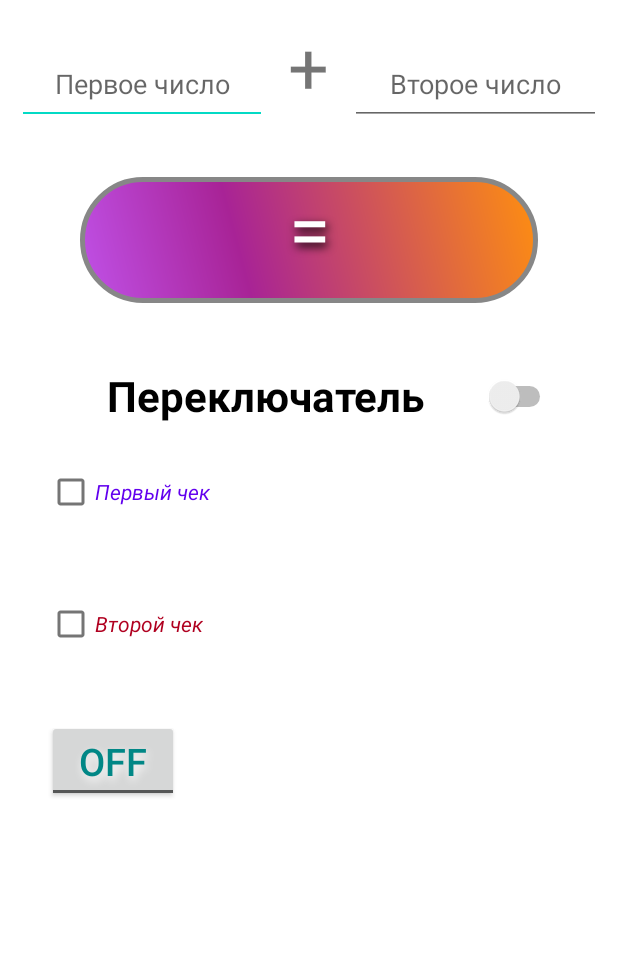
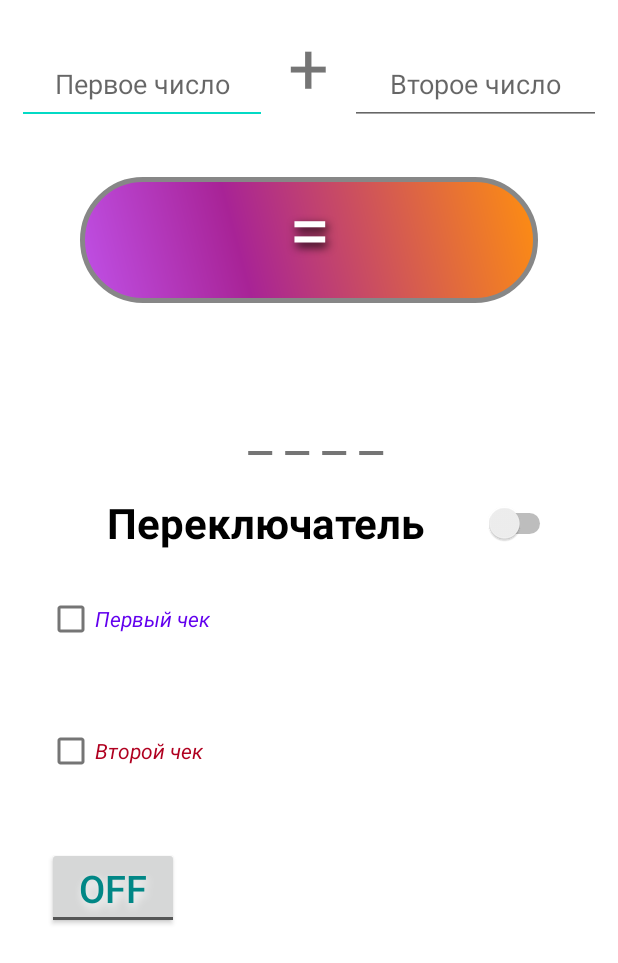
Before and after one commit to DT5GEN/Andr_Lesson_1_HW1, an Android app: the layout activity_task1.xml on its own in the app's theme, with its tools: preview values and no code run, on a phone screen of 412 x 824 dp. Shown: the top 963 px of the screen. Run offline under Robolectric (Android 15) with nearby library versions, the phone set to English and light mode, and no system bars.

Commit message:
almost completed v1.3.4

```diff
--- a/app/build.gradle
+++ b/app/build.gradle
@@ -25,6 +25,9 @@ android {
         sourceCompatibility JavaVersion.VERSION_1_8
         targetCompatibility JavaVersion.VERSION_1_8
     }
+    buildFeatures {
+        viewBinding true
+    }
 }
 
 dependencies {
@@ -32,6 +35,8 @@ dependencies {
     implementation 'androidx.appcompat:appcompat:1.4.0'
     implementation 'com.google.android.material:material:1.4.0'
     implementation 'androidx.constraintlayout:constraintlayout:2.1.2'
+    implementation 'androidx.navigation:navigation-fragment:2.3.5'
+    implementation 'androidx.navigation:navigation-ui:2.3.5'
     testImplementation 'junit:junit:'
     androidTestImplementation 'androidx.test.ext:junit:1.1.3'
     androidTestImplementation 'androidx.test.espresso:espresso-core:3.4.0'
--- a/app/src/main/res/layout/activity_main.xml
+++ b/app/src/main/res/layout/activity_task1.xml
@@ -13,15 +13,15 @@
         android:orientation="horizontal">
 
         <EditText
-            android:id="@+id/first_int"
+            android:id="@+id/task1_first_sum_number"
             android:layout_width="0dp"
             android:layout_height="wrap_content"
             android:layout_weight="3"
-            android:hint="Первое число"
+            android:hint="@string/task1_hint_sum_number1"
             android:inputType="number"
             android:padding="15dp"
             android:textAlignment="center"
-            android:textSize="18dp" />
+            android:textSize="18sp" />
 
 
         <TextView
@@ -30,28 +30,28 @@
             android:layout_weight="1"
             android:text="+"
             android:textAlignment="center"
-            android:textSize="48dp"
+            android:textSize="48sp"
             tools:ignore="Suspicious0dp">
 
         </TextView>
 
         <EditText
-            android:id="@+id/second_int"
+            android:id="@+id/task1_second_sum_number"
             android:layout_width="0dp"
             android:layout_height="wrap_content"
             android:layout_weight="3"
-            android:hint="Второе число"
+            android:hint="@string/task1_hint_sum_number2"
             android:inputType="number"
             android:padding="15dp"
             android:textAlignment="center"
-            android:textSize="18dp" />
+            android:textSize="18sp" />
 
 
     </LinearLayout>
 
 
     <TextView
-        android:id="@+id/angry_btn"
+        android:id="@+id/summator_angry_btn"
 
         android:layout_width="match_parent"
         android:layout_height="84dp"
@@ -66,13 +66,22 @@
         android:textAlignment="center"
         android:textColor="#FFFFFF"
 
-        android:textSize="50dp">
+        android:textSize="50sp">
 
     </TextView>
 
+    <TextView
+        android:id="@+id/task1_summation_result"
+        android:layout_width="match_parent"
+        android:layout_height="wrap_content"
+        android:padding="18dp"
+        android:textAlignment="center"
+        android:textSize="36sp"
+        tools:text=" _ _ _ _" />
 
 
     <Switch
+        android:id="@+id/task1_switcher"
         android:layout_width="match_parent"
         android:layout_height="40dp"
         android:layout_marginHorizontal="20dp"
@@ -85,7 +94,9 @@
         tools:ignore="UseSwitchCompatOrMaterialXml">
 
     </Switch>
+
     <CheckBox
+        android:id="@+id/task1_checkbox1"
         android:layout_width="wrap_content"
         android:layout_height="wrap_content"
         android:layout_margin="20dp"
@@ -94,7 +105,9 @@
         android:textStyle="italic">
 
     </CheckBox>
+
     <CheckBox
+        android:id="@+id/task1_checkbox2"
         android:layout_width="wrap_content"
         android:layout_height="wrap_content"
         android:layout_margin="20dp"
@@ -103,23 +116,23 @@
         android:textStyle="italic">
 
 
-
     </CheckBox>
 
+
     <ToggleButton
+        android:id="@+id/task1_toggle_button"
         android:layout_width="wrap_content"
+        android:layout_height="wrap_content"
+        android:layout_margin="20dp"
         android:shadowColor="@color/white"
-        android:layout_margin="20dp"
-        android:textColor="@color/teal_700"
         android:shadowDx="2"
         android:shadowDy="4"
         android:shadowRadius="7"
-        android:textSize="25dp"
-        android:layout_height="wrap_content">
+        android:textColor="@color/teal_700"
+        android:textSize="25dp">
 
 
     </ToggleButton>
 
 
-
 </LinearLayout>
--- a/app/src/main/res/layout/calendar_layout.xml
+++ b/app/src/main/res/layout/calendar_layout.xml
@@ -18,6 +18,9 @@
             android:layout_marginEnd="30dp"
             android:layout_marginBottom="30dp" />
 
+
+        />
+
     </RelativeLayout>
 
 
--- a/app/src/main/res/layout/one_more_layout.xml
+++ b/app/src/main/res/layout/one_more_layout.xml
@@ -100,7 +100,7 @@
             android:inputType="number" />
 
         <TextView
-            android:id="@+id/phone_number"
+            android:id="@+id/ph_number"
             style="@style/style_field_names"
             android:layout_alignBaseline="@id/edit_number"
             android:text="@string/number" />
--- a/app/src/main/res/mipmap-anydpi-v26/ic_launch.xml
+++ b/app/src/main/res/mipmap-anydpi-v26/ic_launch.xml
@@ -1,5 +1,5 @@
 <?xml version="1.0" encoding="utf-8"?>
 <adaptive-icon xmlns:android="http://schemas.android.com/apk/res/android">
     <background android:drawable="@drawable/ic_launch_background"/>
-    <foreground android:drawable="@mipmap/ic_launch_foreground"/>
+    <foreground android:drawable="@mipmap/ic_launch_foreground_user_pict"/>
 </adaptive-icon>
--- a/app/src/main/res/values/dimens.xml
+++ b/app/src/main/res/values/dimens.xml
@@ -1,4 +1,5 @@
 <?xml version="1.0" encoding="utf-8"?>
 <resources>
     <dimen name="corner_radius">15</dimen>
+    <dimen name="fab_margin">16dp</dimen>
 </resources>
--- a/app/src/main/res/values/strings.xml
+++ b/app/src/main/res/values/strings.xml
@@ -13,6 +13,8 @@
     <string name="ch_tsk_3">Задание 3</string>
     <string name="ch_tsk_2">Задание 2</string>
     <string name="ch_tsk_1">Задание 1</string>
+    <string name="task1_hint_sum_number1">Первое число</string>
+    <string name="task1_hint_sum_number2">Второе число</string>
 
 
 </resources>
--- a/app/src/main/res/values/styles.xml
+++ b/app/src/main/res/values/styles.xml
@@ -26,7 +26,7 @@
         <item name="android:layout_width">240dp</item>
         <item name="android:layout_height">wrap_content</item>
         <item name="android:layout_alignLeft">@id/editFirstName</item>
-        <item name="android:width">100px</item>
+        <item name="android:width">133dp</item>
 
 
     </style>
@@ -41,9 +41,6 @@
 
     </style>
 
-    android:layout_margin="10dp"
-    android:layout_width="match_parent"
-    android:layout_height="wrap_content"
 
 
     <style name="style_change_task">
--- a/app/src/main/res/values/themes.xml
+++ b/app/src/main/res/values/themes.xml
@@ -13,4 +13,10 @@
         <item name="android:statusBarColor" tools:targetApi="l">?attr/colorPrimaryVariant</item>
         <!-- Customize your theme here. -->
     </style>
+    <style name="Theme.AndrLesson1.NoActionBar">
+        <item name="windowActionBar">false</item>
+        <item name="windowNoTitle">true</item>
+    </style>
+    <style name="Theme.AndrLesson1.AppBarOverlay" parent="ThemeOverlay.AppCompat.Dark.ActionBar" />
+    <style name="Theme.AndrLesson1.PopupOverlay" parent="ThemeOverlay.AppCompat.Light" />
 </resources>
```
Also changed, not shown: app/src/main/AndroidManifest.xml (+35 -5 lines), app/src/main/java/com/example/andr_lesson_1/MainActivity.java (+23 -9 lines), app/src/main/java/com/example/andr_lesson_1/Task1.java (added, +67 -0 lines), app/src/main/java/com/example/andr_lesson_1/Task2.java (added, +14 -0 lines), app/src/main/java/com/example/andr_lesson_1/Task3.java (added, +14 -0 lines), app/src/main/res/mipmap-hdpi/ic_launch_foreground_user_pict.png (added), app/src/main/res/mipmap-mdpi/ic_launch_foreground_user_pict.png (added), app/src/main/res/mipmap-xhdpi/ic_launch_foreground_user_pict.png (added), app/src/main/res/mipmap-xxhdpi/ic_launch_foreground_user_pict.png (added), app/src/main/res/mipmap-xxxhdpi/ic_launch_foreground_user_pict.png (added). Lines whose indentation alone changed are shown as unchanged.
